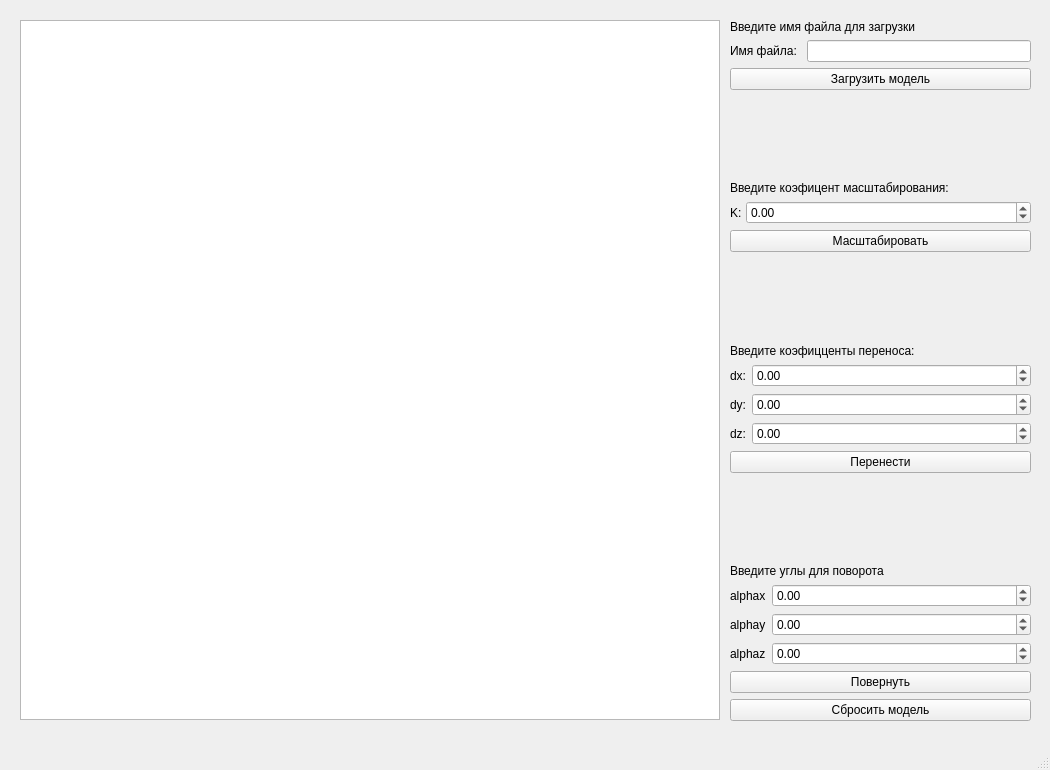
First picture: the form in OOP/lab01/mainwindow.ui, repository tatarinova0903/bmstu_sem4, before the edit.
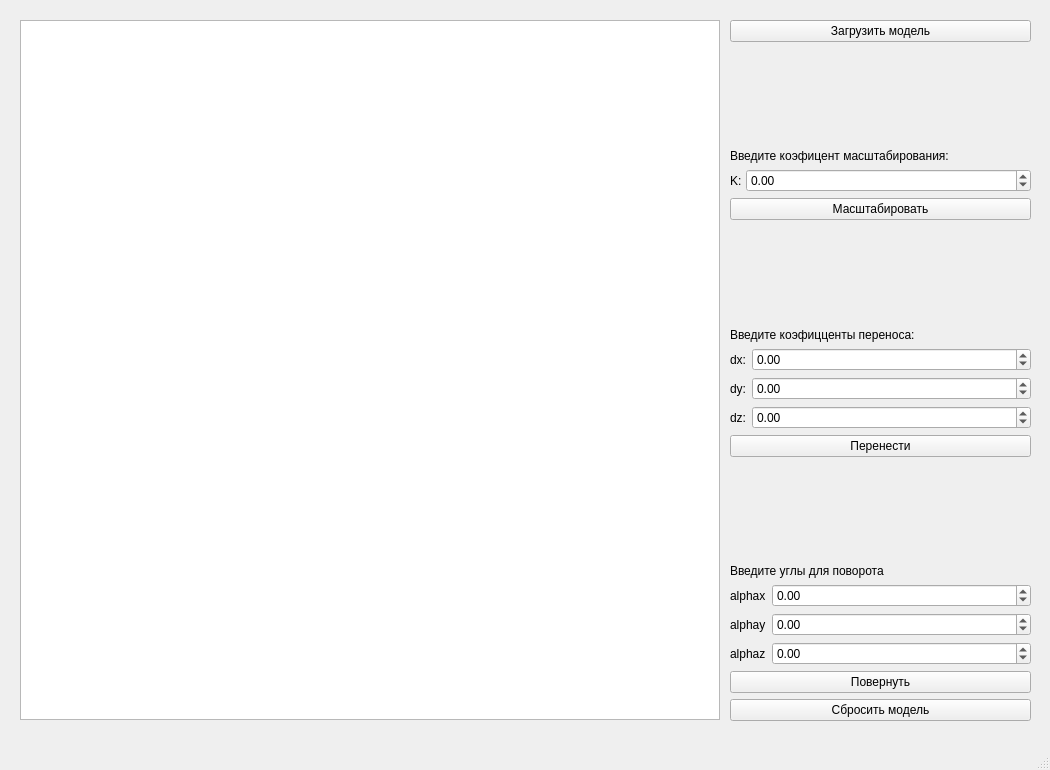
Second picture: the form after the edit.

The edit to the form file:
```diff
--- a/OOP/lab01/mainwindow.ui
+++ b/OOP/lab01/mainwindow.ui
@@ -35,28 +35,10 @@
     </property>
     <layout class="QVBoxLayout" name="verticalLayout">
      <item>
-      <widget class="QLabel" name="label_11">
-       <property name="text">
-        <string>Введите имя файла для загрузки</string>
-       </property>
-      </widget>
+      <layout class="QHBoxLayout" name="horizontalLayout"/>
      </item>
      <item>
-      <layout class="QHBoxLayout" name="horizontalLayout">
-       <item>
-        <widget class="QLabel" name="label_7">
-         <property name="text">
-          <string>Имя файла: </string>
-         </property>
-        </widget>
-       </item>
-       <item>
-        <widget class="QLineEdit" name="filename"/>
-       </item>
-      </layout>
-     </item>
-     <item>
-      <widget class="QPushButton" name="pushButton_5">
+      <widget class="QPushButton" name="loadModelButton">
        <property name="text">
         <string>Загрузить модель</string>
        </property>
```
Left out of the diff: 22 changed lines with no effect on the pictures.
